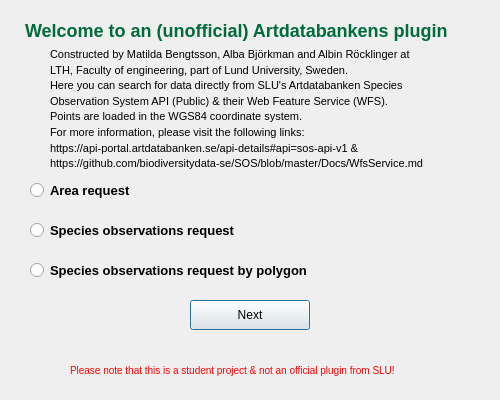
Before: the Qt Designer form First_pop_up.ui in albabjorkman/GIT-project, drawn with Qt 5.
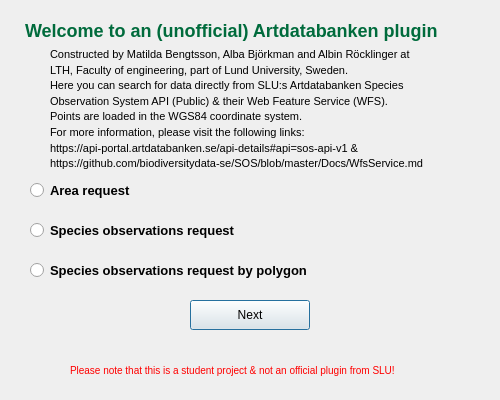
After: the same form once the commit is applied.

Commit message: more fix with text

The edit to the form file:
```diff
--- a/First_pop_up.ui
+++ b/First_pop_up.ui
@@ -26,7 +26,7 @@
    </rect>
   </property>
   <property name="text">
-   <string>Welcome to an (unofficial) Artdatabankens plugin </string>
+   <string>Welcome to an (unofficial) Artdatabanken plugin </string>
   </property>
      <property name="styleSheet">
    <string>
@@ -53,7 +53,7 @@
 	&lt;html&gt;&lt;body style="line-height: 1.2;"&gt;
     Constructed by Matilda Bengtsson, Alba Björkman and Albin Röcklinger at 
     &lt;br/&gt; LTH, Faculty of engineering, part of Lund University, Sweden.&lt;br/&gt;
- Here you can search for data directly from SLU's Artdatabanken Species &lt;br/&gt;
+ Here you can search for data directly from SLU:s Artdatabanken Species &lt;br/&gt;
 	Observation System API (Public) &amp; their Web Feature Service (WFS).&lt;br/&gt;
       Points are loaded in the WGS84 coordinate system. &lt;br/&gt;
 	For more information, please visit the following links: &lt;br/&gt; 
```
